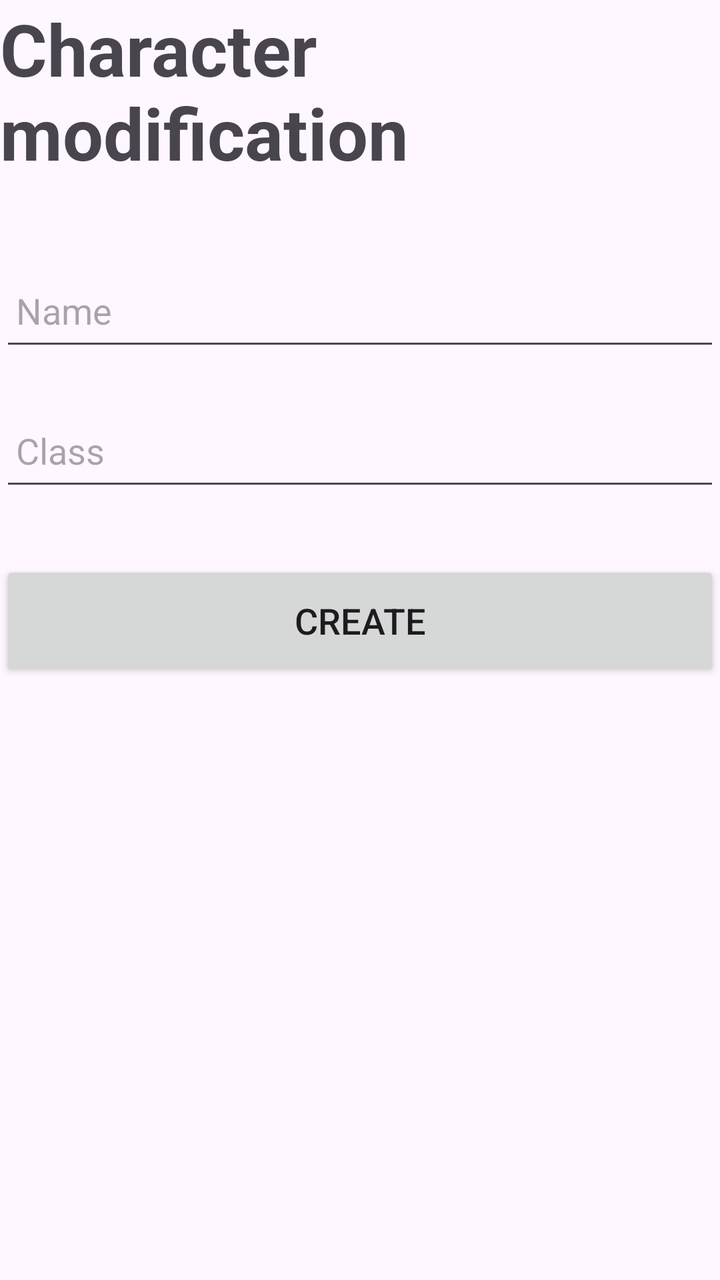
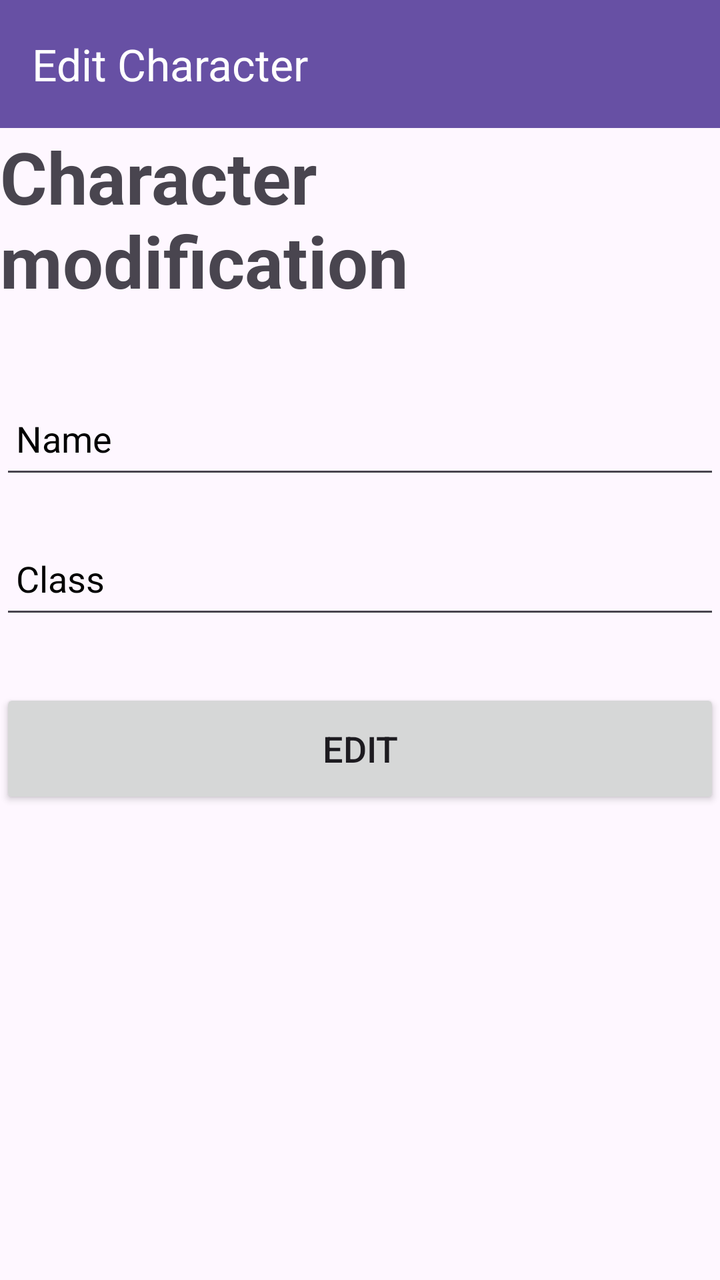

An Android layout rendered at two revisions. The XML below is the earlier revision; the diff shows what the commit changed to produce the second picture.
<!-- AndroidManifest.xml: application theme Theme.Tavernia -->
<!-- res/layout/activity_edit_sheet.xml -->
<?xml version="1.0" encoding="utf-8"?>
<LinearLayout xmlns:android="http://schemas.android.com/apk/res/android"
    xmlns:app="http://schemas.android.com/apk/res-auto"
    xmlns:tools="http://schemas.android.com/tools"
    android:id="@+id/main"
    android:layout_width="match_parent"
    android:layout_height="match_parent"
    android:orientation="vertical"
    tools:context=".CreateSheetActivity">

    <TextView
        android:layout_width="match_parent"
        android:layout_height="wrap_content"
        android:text="Character modification"
        android:textSize="36sp"
        android:textAlignment="center"
        android:textStyle="bold" />
    <EditText
        android:layout_width="match_parent"
        android:layout_height="50dp"
        android:id="@+id/sheet_edit_name"
        android:layout_marginTop="40dp"
        android:padding="8dp"
        android:hint="Name"
        android:textColor="@color/black" />
    <EditText
        android:layout_width="match_parent"
        android:layout_height="50dp"
        android:id="@+id/sheet_edit_class"
        android:layout_marginTop="20dp"
        android:padding="8dp"
        android:hint="Class"
        android:textColor="@color/black" />
    <Button
        android:layout_width="match_parent"
        android:layout_height="60dp"
        android:text="CREATE"
        android:textSize="18sp"
        android:id="@+id/sheet_creation_button"
        android:layout_marginTop="30dp"
        app:cornerRadius="20dp" />

</LinearLayout>
<!-- resources referenced by this layout -->
<resources>
  <color name="black">#FF000000</color>
  <style name="Theme.Tavernia" parent="Base.Theme.Tavernia" />
  <style name="Base.Theme.Tavernia" parent="Theme.Material3.DayNight.NoActionBar">
          
          
      </style>
</resources>

<!-- the commit's change to res/layout/activity_edit_sheet.xml (unified diff, before → after) -->
@@ -7,6 +7,16 @@
     android:layout_height="match_parent"
     android:orientation="vertical"
     tools:context=".CreateSheetActivity">
+
+    <androidx.appcompat.widget.Toolbar
+        android:id="@+id/toolbar"
+        android:layout_width="match_parent"
+        android:layout_height="wrap_content"
+        android:background="?attr/colorPrimary"
+        android:elevation="4dp"
+        android:theme="@style/ThemeOverlay.AppCompat.Dark.ActionBar"
+        app:title="Edit Character"
+        app:titleTextColor="@android:color/white" />
 
     <TextView
         android:layout_width="match_parent"
@@ -22,6 +32,7 @@
         android:layout_marginTop="40dp"
         android:padding="8dp"
         android:hint="Name"
+        android:textColorHint="@color/black"
         android:textColor="@color/black" />
     <EditText
         android:layout_width="match_parent"
@@ -30,11 +41,12 @@
         android:layout_marginTop="20dp"
         android:padding="8dp"
         android:hint="Class"
+        android:textColorHint="@color/black"
         android:textColor="@color/black" />
     <Button
         android:layout_width="match_parent"
         android:layout_height="60dp"
-        android:text="CREATE"
+        android:text="EDIT"
         android:textSize="18sp"
         android:id="@+id/sheet_creation_button"
         android:layout_marginTop="30dp"
